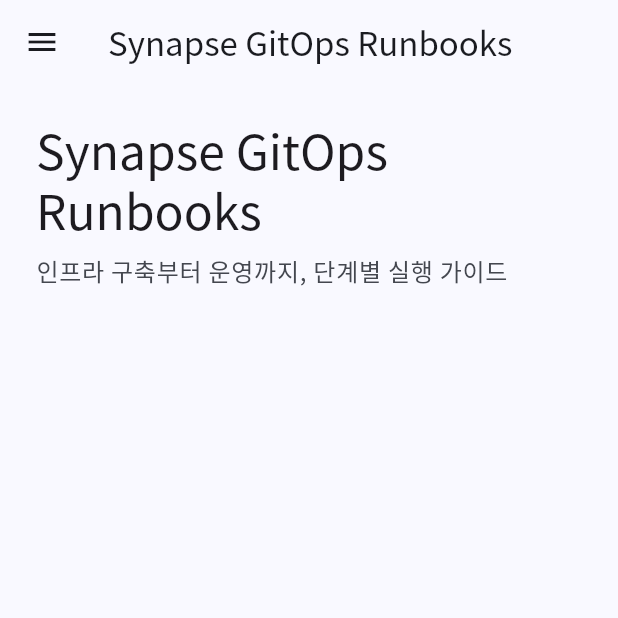
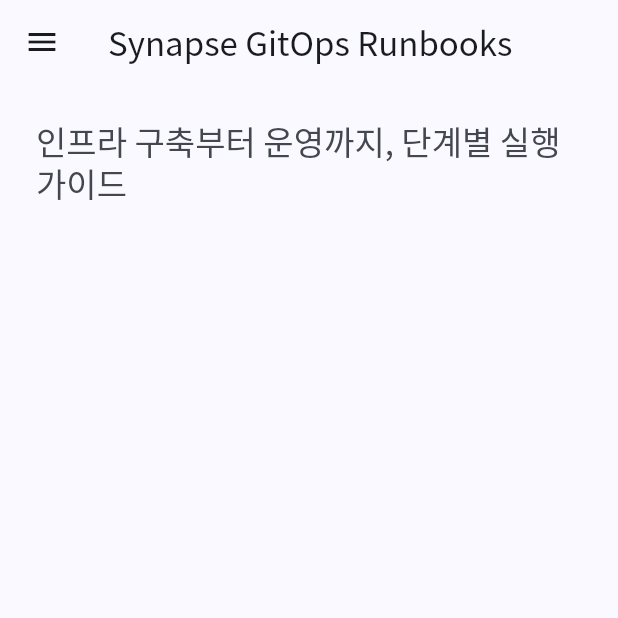
Before and after one commit to team-project-final/synapse-gitops, a Flutter app: the screen it shows after launch, on a phone screen of 412 x 824 dp, the top half of it. Run offline on Flutter 3.47's test engine with Material 3 defaults, Android fonts, the phone set to English and light mode, and no system bars; our stand-ins replace flutter_markdown, go_router, google_fonts.

Commit message:
style(design): FINDING-001 - remove duplicate title on homepage
AppBar already shows "Synapse GitOps Runbooks", so the body title
was redundant. Kept only the subtitle description.

Co-Authored-By: Claude Opus 4.6 (1M context) <noreply@anthropic.com>

```diff
--- a/site/lib/pages/home_page.dart
+++ b/site/lib/pages/home_page.dart
@@ -55,17 +55,12 @@ class _HomePageState extends State<HomePage> {
         crossAxisAlignment: CrossAxisAlignment.start,
         children: [
           Text(
-            'Synapse GitOps Runbooks',
-            style: Theme.of(context).textTheme.headlineLarge,
-          ),
-          const SizedBox(height: 8),
-          Text(
             '인프라 구축부터 운영까지, 단계별 실행 가이드',
-            style: Theme.of(context).textTheme.bodyLarge?.copyWith(
+            style: Theme.of(context).textTheme.titleLarge?.copyWith(
                   color: Theme.of(context).colorScheme.onSurfaceVariant,
                 ),
           ),
-          const SizedBox(height: 32),
+          const SizedBox(height: 24),
           for (final category in categories)
             if (grouped.containsKey(category)) ...[
               Text(
```
